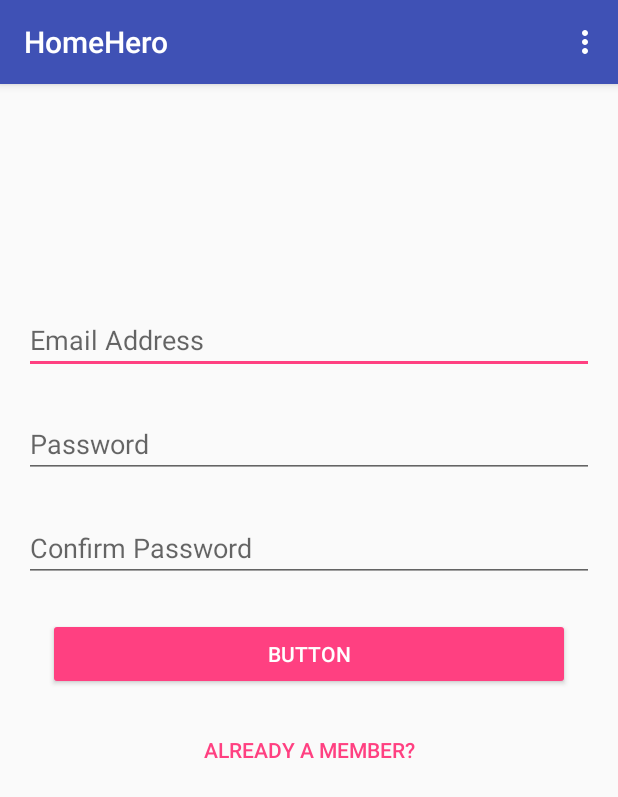
After one commit to nathanielimeyer/homeHero, an Android app: the SignUpActivity screen opened directly, with no data from a screen before it, on a phone screen of 412 x 824 dp. The commit adds this screen. Shown: the top 797 px of the screen. Run offline under Robolectric (Android 15) with nearby library versions, the phone set to English and light mode, and no system bars; our stand-ins replace ButterKnife, RxJava; libraries missing offline, so code that uses them is left out: com.jakewharton.rxbinding2; network calls fail.

Commit message:
add signup activity with implemented MvpView methods

```diff
--- /dev/null
+++ b/app/src/main/java/com/jbnm/homehero/ui/signup/SignUpActivity.java
@@ -0,0 +1,117 @@
+package com.jbnm.homehero.ui.signup;
+
+import android.content.Context;
+import android.content.Intent;
+import android.os.Bundle;
+import android.view.View;
+import android.widget.Button;
+import android.widget.EditText;
+
+import com.jakewharton.rxbinding2.widget.RxTextView;
+import com.jbnm.homehero.R;
+import com.jbnm.homehero.ui.base.BaseActivity;
+import com.jbnm.homehero.ui.login.LoginActivity;
+
+import butterknife.BindView;
+import butterknife.ButterKnife;
+import io.reactivex.Observable;
+
+public class SignUpActivity extends BaseActivity implements SignUpContract.MvpView {
+    @BindView(R.id.signUpEmailEditText) EditText emailEditText;
+    @BindView(R.id.signUpPasswordEditText) EditText passwordEditText;
+    @BindView(R.id.signUpConfirmEditText) EditText confirmEditText;
+    @BindView(R.id.signUpButton) Button signUpButton;
+    @BindView(R.id.loginLinkButton) Button loginLinkButton;
+    private SignUpContract.Presenter presenter;
+
+    public static Intent createIntent(Context context) {
+        Intent intent = new Intent(context, SignUpActivity.class);
+        return intent;
+    }
+
+    @Override
+    protected void onCreate(Bundle savedInstanceState) {
+        super.onCreate(savedInstanceState);
+        setContentView(R.layout.activity_sign_up);
+        ButterKnife.bind(this);
+        presenter = new SignUpPresenter(this);
+
+        signUpButton.setOnClickListener(new View.OnClickListener() {
+            @Override public void onClick(View view) {
+                presenter.handleSignUpButtonClick();
+            }
+        });
+
+        loginLinkButton.setOnClickListener(new View.OnClickListener() {
+            @Override public void onClick(View view) {
+                presenter.handleLoginLinkClick();
+            }
+        });
+    }
+
+    @Override
+    protected void onDestroy() {
+        super.onDestroy();
+        presenter.detach();
+    }
+
+    @Override
+    public void enableSignUpButton() {
+        signUpButton.setEnabled(true);
+    }
+
+    @Override
+    public void disableSignUpButton() {
+        signUpButton.setEnabled(false);
+    }
+
+    @Override
+    public Observable<CharSequence> getEmailText() {
+        return RxTextView.textChanges(emailEditText).skipInitialValue();
+    }
+
+    @Override
+    public Observable<CharSequence> getPasswordText() {
+        return RxTextView.textChanges(passwordEditText).skipInitialValue();
+    }
+
+    @Override
+    public Observable<CharSequence> getConfirmPasswordText() {
+        return RxTextView.textChanges(confirmEditText).skipInitialValue();
+    }
+
+    @Override
+    public void showEmailError() {
+        emailEditText.setError(getString(R.string.valid_email_error));
+    }
+
+    @Override
+    public void hideEmailError() {
+        emailEditText.setError(null);
+    }
+
+    @Override
+    public void showPasswordError() {
+        passwordEditText.setError(getString(R.string.valid_password_error));
+    }
+
+    @Override
+    public void hidePasswordError() {
+        passwordEditText.setError(null);
+    }
+
+    @Override
+    public void showConfirmError() {
+        confirmEditText.setError(getString(R.string.valid_confirm_error));
+    }
+
+    @Override
+    public void hideConfirmError() {
+        confirmEditText.setError(null);
+    }
+
+    @Override
+    public void loginIntent() {
+        startActivity(LoginActivity.createIntent(this));
+    }
+}
--- /dev/null
+++ b/app/src/main/java/com/jbnm/homehero/ui/signup/SignUpPresenter.java
@@ -0,0 +1,18 @@
+package com.jbnm.homehero.ui.signup;
+
+/**
+ * Created by janek on 8/5/17.
+ */
+
+public class SignUpPresenter implements SignUpContract.Presenter {
+    private SignUpContract.MvpView mvpView;
+
+    public SignUpPresenter(SignUpContract.MvpView mvpView) {
+        this.mvpView = mvpView;
+    }
+
+    @Override
+    public void detach() {
+
+    }
+}
--- /dev/null
+++ b/app/src/main/res/layout/activity_sign_up.xml
@@ -0,0 +1,78 @@
+<?xml version="1.0" encoding="utf-8"?>
+<android.support.constraint.ConstraintLayout
+    xmlns:android="http://schemas.android.com/apk/res/android"
+    xmlns:app="http://schemas.android.com/apk/res-auto"
+    xmlns:tools="http://schemas.android.com/tools"
+    android:layout_width="match_parent"
+    android:layout_height="match_parent"
+    tools:context="com.jbnm.homehero.ui.signup.SignUpActivity">
+
+    <EditText
+        android:id="@+id/signUpEmailEditText"
+        android:layout_width="0dp"
+        android:layout_height="wrap_content"
+        android:layout_marginEnd="16dp"
+        android:layout_marginStart="16dp"
+        android:layout_marginTop="8dp"
+        android:ems="10"
+        android:hint="@string/hint_email_input"
+        android:inputType="textEmailAddress"
+        app:layout_constraintEnd_toEndOf="parent"
+        app:layout_constraintStart_toStartOf="parent"
+        app:layout_constraintTop_toTopOf="parent"
+        app:layout_constraintBottom_toBottomOf="parent"
+        android:layout_marginBottom="16dp"
+        app:layout_constraintVertical_bias="0.19999999"/>
+
+    <EditText
+        android:id="@+id/signUpPasswordEditText"
+        android:layout_width="0dp"
+        android:layout_height="wrap_content"
+        android:layout_marginStart="0dp"
+        android:layout_marginTop="24dp"
+        android:ems="10"
+        android:hint="@string/hint_password_input"
+        android:inputType="textPassword"
+        app:layout_constraintEnd_toEndOf="@+id/signUpEmailEditText"
+        app:layout_constraintStart_toStartOf="@+id/signUpEmailEditText"
+        app:layout_constraintTop_toBottomOf="@+id/signUpEmailEditText"/>
+
+    <EditText
+        android:id="@+id/signUpConfirmEditText"
+        android:layout_width="0dp"
+        android:layout_height="wrap_content"
+        android:layout_marginStart="0dp"
+        android:layout_marginTop="24dp"
+        android:ems="10"
+        android:hint="@string/hint_password_confirm_input"
+        android:inputType="textPassword"
+        app:layout_constraintEnd_toEndOf="@+id/signUpPasswordEditText"
+        app:layout_constraintStart_toStartOf="@+id/signUpPasswordEditText"
+        app:layout_constraintTop_toBottomOf="@+id/signUpPasswordEditText"/>
+
+    <Button
+        android:id="@+id/signUpButton"
+        style="@style/Widget.AppCompat.Button.Colored"
+        android:layout_width="0dp"
+        android:layout_height="wrap_content"
+        android:layout_marginEnd="16dp"
+        android:layout_marginStart="16dp"
+        android:layout_marginTop="24dp"
+        android:text="Button"
+        app:layout_constraintEnd_toEndOf="@+id/signUpConfirmEditText"
+        app:layout_constraintStart_toStartOf="@+id/signUpConfirmEditText"
+        app:layout_constraintTop_toBottomOf="@+id/signUpConfirmEditText"/>
+
+    <Button
+        android:id="@+id/loginLinkButton"
+        style="@style/Widget.AppCompat.Button.Borderless.Colored"
+        android:layout_width="wrap_content"
+        android:layout_height="wrap_content"
+        android:layout_marginEnd="16dp"
+        android:layout_marginTop="16dp"
+        android:text="@string/link_sign_up_to_login"
+        app:layout_constraintEnd_toEndOf="@+id/signUpButton"
+        app:layout_constraintTop_toBottomOf="@+id/signUpButton"
+        app:layout_constraintStart_toStartOf="@+id/signUpButton"
+        android:layout_marginStart="16dp"/>
+</android.support.constraint.ConstraintLayout>
--- a/app/src/main/res/values/strings.xml
+++ b/app/src/main/res/values/strings.xml
@@ -28,6 +28,7 @@
 
     <string name="valid_email_error">Please enter a valid email</string>
     <string name="valid_password_error">Password must be at least 6 characters</string>
+    <string name="valid_confirm_error">Passwords do not match</string>
     <string name="hint_email_input">Email Address</string>
     <string name="hint_password_input">Password</string>
     <string name="hint_password_confirm_input">Confirm Password</string>
```
Also changed, not shown: app/src/main/AndroidManifest.xml (+8 -4 lines), app/src/main/java/com/jbnm/homehero/ui/signup/SignUpContract.java (added, +32 -0 lines).
